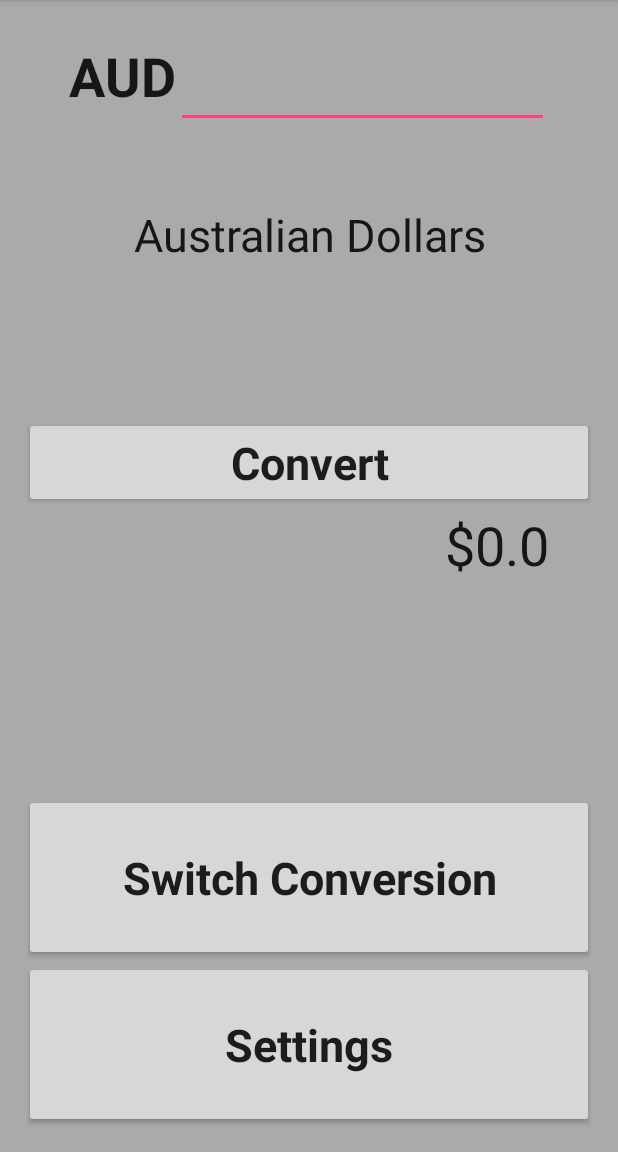
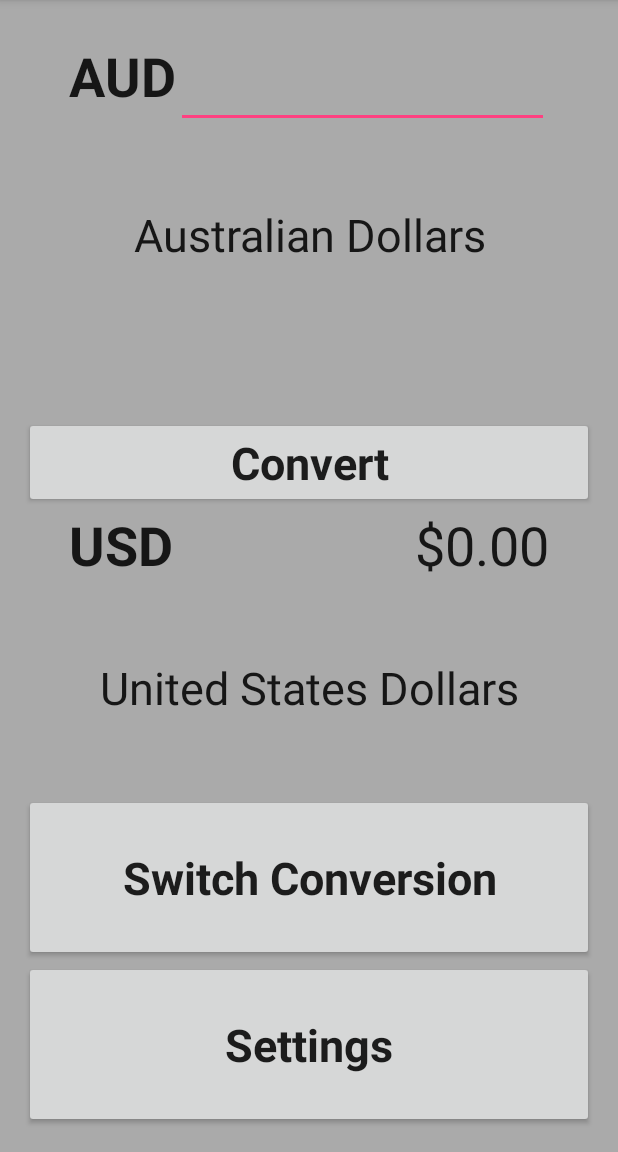
Before and after one commit to KyeCook/kyeCook_UtilityApp_AssignOne, an Android app: the screen it shows after launch (MainActivity), after a tap on "Switch Conversion", on a phone screen of 412 x 824 dp, the part 84-1236 px from its top. Run offline under Robolectric (Android 15) with nearby library versions, the phone set to English and light mode, and no system bars; 1 other tap on this screen came first.

Commit message:
Fixed startup issues
Completed Assignment to full working condition

```diff
--- a/app/src/main/java/com/example/kyecook/kyecook_utilityapp/MainActivity.java
+++ b/app/src/main/java/com/example/kyecook/kyecook_utilityapp/MainActivity.java
@@ -32,11 +32,15 @@ public class MainActivity extends AppCompatActivity {
     private double currency;
     private SharedPreferences preferences;
 
+    private double currencyToConvert;
+    private String countrySymbol;
+
     EditText moneyToConvert;
 
 
     @Override
     protected void onCreate(Bundle savedInstanceState) {
+
         super.onCreate(savedInstanceState);
         setContentView(R.layout.activity_main);
 
@@ -44,6 +48,9 @@ public class MainActivity extends AppCompatActivity {
 
 //        Set the preferences to be shared between activities
         preferences = getSharedPreferences("countryPreferences", MODE_PRIVATE);
+
+
+
 
 //        Pull XML values
         countryToBeConverted = (TextView) findViewById(R.id.countryToBeConverted);
@@ -57,6 +64,7 @@ public class MainActivity extends AppCompatActivity {
 
         Button conversionButton = (Button) findViewById(R.id.conversionButton);
         Button switchConversions = (Button) findViewById(R.id.switchConversions);
+
 
 //        Handles user input within EditText field
         moneyToConvert.addTextChangedListener(new TextWatcher() {
@@ -90,14 +98,12 @@ public class MainActivity extends AppCompatActivity {
         conversionButton.setOnClickListener(new View.OnClickListener() {
             @Override
             public void onClick(View v) {
-        /* This is the segment for the conversion button. It uses values from Settings Activity
-                in calculations */
+/*
+            This is the segment for the conversion button. It uses values from Settings Activity
+            in calculations
+*/
 
-//                Country Symbol allows for countries currency symbol '€' etc. to be placed instead of '$'
-                String countrySymbol = preferences.getString("countrySymbol", "");
                 String convertedCurrencyString;
-
-                double currencyToConvert = Double.parseDouble(preferences.getString("countryCurrency",""));
 
 //                Set condition statement to detect whether Aus currency is being converted or other
                 if(countryToBeConverted.getText().toString().equals("AUD")){
@@ -109,7 +115,8 @@ public class MainActivity extends AppCompatActivity {
 
                 } else {
 
-                    convertedCurrencyString = "$" + String.valueOf(currency * currencyToConvert);
+                    convertedCurrencyString = "$" + String.format(Locale.getDefault(), "%.2f",
+                            (currency * currencyToConvert));
                     convertedCurrency.setText(convertedCurrencyString);
                 }
 
@@ -125,19 +132,45 @@ public class MainActivity extends AppCompatActivity {
 */
 
                 if(countryToBeConverted.getText().toString().equals("AUD")){
+                    if(preferences.getString("currency", "").equals("")){
+//                        For testing
+                        System.out.println("Null Preferences - Default Values used");
+
+                        countryToBeConverted.setText(R.string.usd);
+                        countryToBeConvertedString.setText(R.string.americanValue);
+
+                        convertedCountryCurrency.setText(R.string.aud);
+                        convertedCountryText.setText(R.string.australianValue);
+                    }else {
+                        System.out.println("Preferences have been changed");
 
                         countryToBeConverted.setText(preferences.getString("currency", ""));
                         countryToBeConvertedString.setText(preferences.getString("country", ""));
 
                         convertedCountryCurrency.setText(R.string.aud);
                         convertedCountryText.setText(R.string.australianValue);
+                    }
+
 
                 } else {
+                    if(preferences.getString("currency", "").equals("")) {
+//                        For testing
+                        System.out.println("Null preferences - Default values used");
+
+                        convertedCountryCurrency.setText(R.string.usd);
+                        convertedCountryText.setText(R.string.americanValue);
+
+                        countryToBeConverted.setText(R.string.aud);
+                        countryToBeConvertedString.setText(R.string.australianValue);
+                    } else {
+                        System.out.println("Preferences have been changed");
+
                         convertedCountryCurrency.setText(preferences.getString("currency", ""));
                         convertedCountryText.setText(preferences.getString("country", ""));
 
                         countryToBeConverted.setText(R.string.aud);
                         countryToBeConvertedString.setText(R.string.australianValue);
+                    }
                 }
             }
         });
@@ -150,8 +183,10 @@ public class MainActivity extends AppCompatActivity {
     protected void onStart() {
         super.onStart();
 
-        countryToBeConverted.setText(preferences.getString("currency", ""));
-        countryToBeConvertedString.setText(preferences.getString("country", ""));
+        countryToBeConverted.setText(preferences.getString("currency", "USD"));
+        countryToBeConvertedString.setText(preferences.getString("country", "United States Dollars"));
+        currencyToConvert = Double.parseDouble(preferences.getString("countryCurrency","1.29"));
+        countrySymbol = preferences.getString("countrySymbol", "$");
 
     }
 
```
Lines whose indentation alone changed are shown as unchanged.
